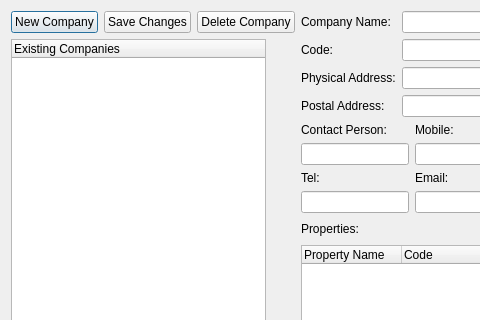
jayjay-w/rentman, file rentmanager/companiesdialog.ui: the form before one commit; both pictures show x 0 to 480 and y 0 to 320 of the 618 by 498 pixel window.
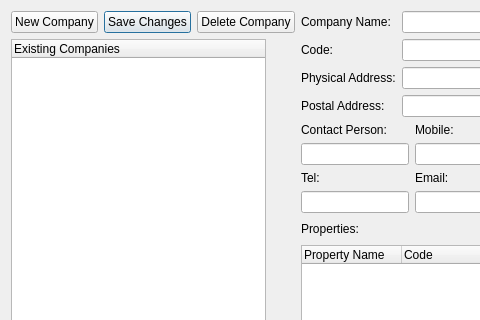
The form after the commit.

Diff of the .ui file:
```diff
--- a/rentmanager/companiesdialog.ui
+++ b/rentmanager/companiesdialog.ui
@@ -60,6 +60,9 @@
          <property name="text">
           <string>Save Changes</string>
          </property>
+         <property name="default">
+          <bool>true</bool>
+         </property>
         </widget>
        </item>
        <item>
```
Left out of the diff: 2 changed lines with no effect on the pictures.
